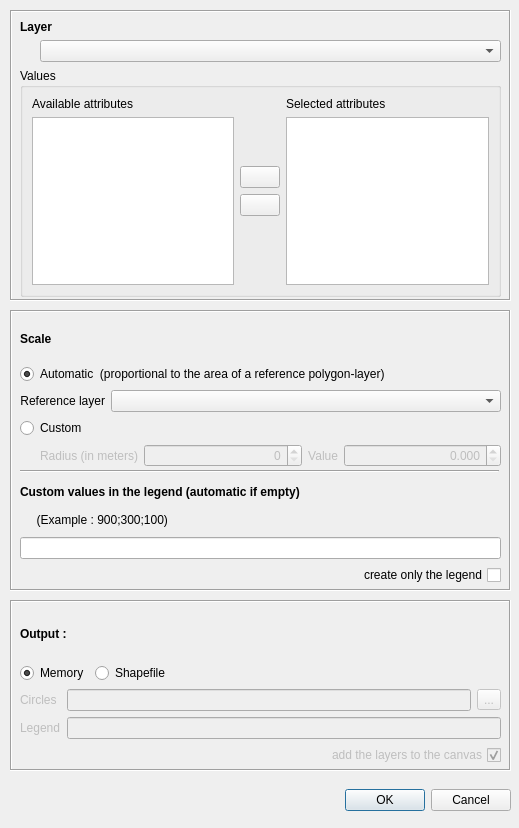
First picture: the form in ui_proportionalcircles.ui, repository LCacheux68224/ProportionalCircles, before the edit.
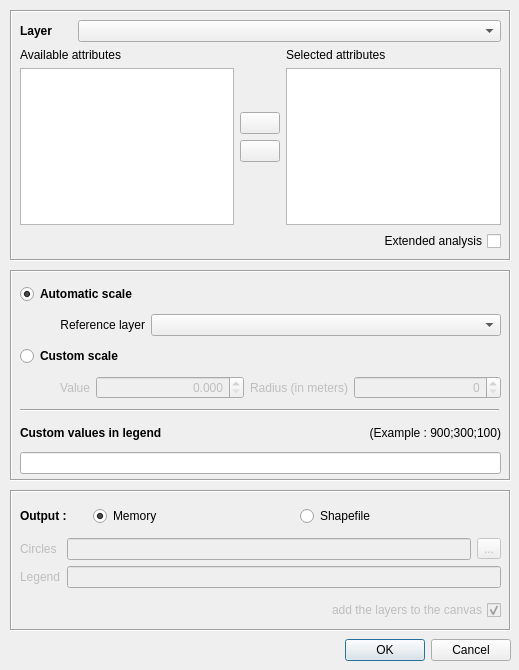
Second picture: the form after the edit. Icons and pictures are not drawn.

Patch:
```diff
--- a/ui_proportionalcircles.ui
+++ b/ui_proportionalcircles.ui
@@ -7,7 +7,7 @@
     <x>0</x>
     <y>0</y>
     <width>519</width>
-    <height>828</height>
+    <height>670</height>
    </rect>
   </property>
   <property name="sizePolicy">
@@ -19,13 +19,13 @@
   <property name="minimumSize">
    <size>
     <width>519</width>
-    <height>669</height>
+    <height>670</height>
    </size>
   </property>
   <property name="maximumSize">
    <size>
-    <width>1000</width>
-    <height>900</height>
+    <width>519</width>
+    <height>670</height>
    </size>
   </property>
   <property name="windowTitle">
@@ -35,7 +35,7 @@
    <property name="geometry">
     <rect>
      <x>10</x>
-     <y>780</y>
+     <y>630</y>
      <width>501</width>
      <height>41</height>
     </rect>
@@ -54,9 +54,9 @@
    <property name="geometry">
     <rect>
      <x>10</x>
-     <y>310</y>
+     <y>270</y>
      <width>501</width>
-     <height>281</height>
+     <height>211</height>
     </rect>
    </property>
    <property name="frameShape">
@@ -71,27 +71,23 @@
       <x>10</x>
       <y>10</y>
       <width>481</width>
-      <height>147</height>
+      <height>124</height>
      </rect>
     </property>
     <layout class="QVBoxLayout" name="verticalLayout_2">
-     <item>
-      <widget class="QLabel" name="label_6">
-       <property name="font">
-        <font>
-         <weight>75</weight>
-         <bold>true</bold>
-        </font>
-       </property>
-       <property name="text">
-        <string>Scale</string>
-       </property>
-      </widget>
-     </item>
      <item>
       <widget class="QRadioButton" name="autoScale">
+       <property name="font">
+        <font>
+         <weight>75</weight>
+         <bold>true</bold>
+        </font>
+       </property>
+       <property name="toolTip">
+        <string>Proportional to the area of a reference polygon-layer</string>
+       </property>
        <property name="text">
-        <string>Automatic  (proportional to the area of a reference polygon-layer)</string>
+        <string>Automatic scale</string>
        </property>
        <property name="checked">
         <bool>true</bool>
@@ -100,6 +96,22 @@
      </item>
      <item>
       <layout class="QHBoxLayout" name="horizontalLayout_6">
+       <item>
+        <spacer name="horizontalSpacer_5">
+         <property name="orientation">
+          <enum>Qt::Horizontal</enum>
+         </property>
+         <property name="sizeType">
+          <enum>QSizePolicy::Maximum</enum>
+         </property>
+         <property name="sizeHint" stdset="0">
+          <size>
+           <width>40</width>
+           <height>20</height>
+          </size>
+         </property>
+        </spacer>
+       </item>
        <item>
         <widget class="QLabel" name="label_11">
          <property name="sizePolicy">
@@ -134,8 +146,14 @@
      </item>
      <item>
       <widget class="QRadioButton" name="customScale">
+       <property name="font">
+        <font>
+         <weight>75</weight>
+         <bold>true</bold>
+        </font>
+       </property>
        <property name="text">
-        <string>Custom</string>
+        <string>Custom scale</string>
        </property>
       </widget>
      </item>
@@ -151,12 +169,47 @@
          </property>
          <property name="sizeHint" stdset="0">
           <size>
-           <width>20</width>
+           <width>40</width>
            <height>20</height>
           </size>
          </property>
         </spacer>
        </item>
+       <item>
+        <widget class="QLabel" name="label_5">
+         <property name="enabled">
+          <bool>false</bool>
+         </property>
+         <property name="sizePolicy">
+          <sizepolicy hsizetype="Maximum" vsizetype="Preferred">
+           <horstretch>0</horstretch>
+           <verstretch>0</verstretch>
+          </sizepolicy>
+         </property>
+         <property name="text">
+          <string>Value</string>
+         </property>
+         <property name="alignment">
+          <set>Qt::AlignRight|Qt::AlignTrailing|Qt::AlignVCenter</set>
+         </property>
+        </widget>
+       </item>
+       <item>
+        <widget class="QDoubleSpinBox" name="maxCustomValue">
+         <property name="enabled">
+          <bool>false</bool>
+         </property>
+         <property name="alignment">
+          <set>Qt::AlignRight|Qt::AlignTrailing|Qt::AlignVCenter</set>
+         </property>
+         <property name="decimals">
+          <number>3</number>
+         </property>
+         <property name="maximum">
+          <double>999999999.000000000000000</double>
+         </property>
+        </widget>
+       </item>
        <item>
         <widget class="QLabel" name="label_4">
          <property name="enabled">
@@ -201,41 +254,6 @@
          </property>
         </widget>
        </item>
-       <item>
-        <widget class="QLabel" name="label_5">
-         <property name="enabled">
-          <bool>false</bool>
-         </property>
-         <property name="sizePolicy">
-          <sizepolicy hsizetype="Maximum" vsizetype="Preferred">
-           <horstretch>0</horstretch>
-           <verstretch>0</verstretch>
-          </sizepolicy>
-         </property>
-         <property name="text">
-          <string>Value</string>
-         </property>
-         <property name="alignment">
-          <set>Qt::AlignRight|Qt::AlignTrailing|Qt::AlignVCenter</set>
-         </property>
-        </widget>
-       </item>
-       <item>
-        <widget class="QDoubleSpinBox" name="maxCustomValue">
-         <property name="enabled">
-          <bool>false</bool>
-         </property>
-         <property name="alignment">
-          <set>Qt::AlignRight|Qt::AlignTrailing|Qt::AlignVCenter</set>
-         </property>
-         <property name="decimals">
-          <number>3</number>
-         </property>
-         <property name="maximum">
-          <double>999999999.000000000000000</double>
-         </property>
-        </widget>
-       </item>
       </layout>
      </item>
     </layout>
@@ -244,9 +262,9 @@
     <property name="geometry">
      <rect>
       <x>10</x>
-      <y>160</y>
+      <y>130</y>
       <width>479</width>
-      <height>3</height>
+      <height>20</height>
      </rect>
     </property>
     <property name="orientation">
@@ -257,13 +275,15 @@
     <property name="geometry">
      <rect>
       <x>10</x>
-      <y>170</y>
+      <y>150</y>
       <width>481</width>
-      <height>105</height>
+      <height>54</height>
      </rect>
     </property>
     <layout class="QVBoxLayout" name="verticalLayout_6">
      <item>
+      <layout class="QHBoxLayout" name="horizontalLayout_7">
+       <item>
       <widget class="QLabel" name="label_7">
        <property name="font">
         <font>
@@ -272,7 +292,7 @@
         </font>
        </property>
        <property name="text">
-        <string>Custom values in the legend (automatic if empty)</string>
+          <string>Custom values in legend</string>
        </property>
        <property name="alignment">
         <set>Qt::AlignLeading|Qt::AlignLeft|Qt::AlignVCenter</set>
@@ -281,30 +301,23 @@
      </item>
      <item>
       <widget class="QLabel" name="label_9">
+         <property name="layoutDirection">
+          <enum>Qt::LeftToRight</enum>
+         </property>
        <property name="text">
         <string>     (Example : 900;300;100)</string>
        </property>
        <property name="alignment">
-        <set>Qt::AlignLeading|Qt::AlignLeft|Qt::AlignVCenter</set>
+          <set>Qt::AlignRight|Qt::AlignTrailing|Qt::AlignVCenter</set>
        </property>
       </widget>
      </item>
-     <item>
-      <widget class="QLineEdit" name="legendCustomValues"/>
+      </layout>
      </item>
      <item>
-      <widget class="QCheckBox" name="onlyLegend">
-       <property name="enabled">
-        <bool>true</bool>
-       </property>
-       <property name="layoutDirection">
-        <enum>Qt::RightToLeft</enum>
-       </property>
-       <property name="text">
-        <string>create only the legend</string>
-       </property>
-       <property name="checked">
-        <bool>false</bool>
+      <widget class="QLineEdit" name="legendCustomValues">
+       <property name="toolTip">
+        <string>Automatic values if empty (max;max/3;max/9)</string>
        </property>
       </widget>
      </item>
@@ -315,9 +328,9 @@
    <property name="geometry">
     <rect>
      <x>10</x>
-     <y>600</y>
+     <y>490</y>
      <width>501</width>
-     <height>171</height>
+     <height>141</height>
     </rect>
    </property>
    <property name="frameShape">
@@ -332,11 +345,13 @@
       <x>10</x>
       <y>10</y>
       <width>481</width>
-      <height>155</height>
+      <height>128</height>
      </rect>
     </property>
     <layout class="QVBoxLayout" name="verticalLayout_3">
      <item>
+      <layout class="QHBoxLayout" name="horizontalLayout_4">
+       <item>
       <widget class="QLabel" name="label_10">
        <property name="font">
         <font>
@@ -350,9 +365,29 @@
       </widget>
      </item>
      <item>
-      <layout class="QHBoxLayout" name="horizontalLayout_4">
+        <spacer name="horizontalSpacer_3">
+         <property name="orientation">
+          <enum>Qt::Horizontal</enum>
+         </property>
+         <property name="sizeType">
+          <enum>QSizePolicy::Minimum</enum>
+         </property>
+         <property name="sizeHint" stdset="0">
+          <size>
+           <width>20</width>
+           <height>20</height>
+          </size>
+         </property>
+        </spacer>
+       </item>
        <item>
         <widget class="QRadioButton" name="memoryOutput">
+         <property name="sizePolicy">
+          <sizepolicy hsizetype="MinimumExpanding" vsizetype="Fixed">
+           <horstretch>0</horstretch>
+           <verstretch>0</verstretch>
+          </sizepolicy>
+         </property>
          <property name="text">
           <string>Memory</string>
          </property>
@@ -363,6 +398,12 @@
        </item>
        <item>
         <widget class="QRadioButton" name="shapefileOutput">
+         <property name="sizePolicy">
+          <sizepolicy hsizetype="MinimumExpanding" vsizetype="Fixed">
+           <horstretch>0</horstretch>
+           <verstretch>0</verstretch>
+          </sizepolicy>
+         </property>
          <property name="text">
           <string>Shapefile</string>
          </property>
@@ -371,19 +412,6 @@
          </property>
         </widget>
        </item>
-       <item>
-        <spacer name="horizontalSpacer_3">
-         <property name="orientation">
-          <enum>Qt::Horizontal</enum>
-         </property>
-         <property name="sizeHint" stdset="0">
-          <size>
-           <width>40</width>
-           <height>20</height>
-          </size>
-         </property>
-        </spacer>
-       </item>
       </layout>
      </item>
      <item>
@@ -481,7 +509,7 @@
      <x>10</x>
      <y>10</y>
      <width>501</width>
-     <height>291</height>
+     <height>251</height>
     </rect>
    </property>
    <property name="frameShape">
@@ -499,7 +527,7 @@
       <x>10</x>
       <y>10</y>
       <width>481</width>
-      <height>303</height>
+      <height>231</height>
      </rect>
     </property>
     <layout class="QVBoxLayout" name="verticalLayout_10">
@@ -507,9 +535,11 @@
       <number>6</number>
      </property>
      <item>
+      <layout class="QHBoxLayout" name="horizontalLayout">
+       <item>
       <widget class="QLabel" name="label">
        <property name="sizePolicy">
-        <sizepolicy hsizetype="Expanding" vsizetype="Preferred">
+          <sizepolicy hsizetype="Minimum" vsizetype="Preferred">
          <horstretch>0</horstretch>
          <verstretch>0</verstretch>
         </sizepolicy>
@@ -526,8 +556,6 @@
       </widget>
      </item>
      <item>
-      <layout class="QHBoxLayout" name="horizontalLayout">
-       <item>
         <spacer name="horizontalSpacer">
          <property name="orientation">
           <enum>Qt::Horizontal</enum>
@@ -562,29 +590,7 @@
       </layout>
      </item>
      <item>
-      <widget class="QGroupBox" name="mAttributesGroupBox">
-       <property name="sizePolicy">
-        <sizepolicy hsizetype="Expanding" vsizetype="Expanding">
-         <horstretch>0</horstretch>
-         <verstretch>0</verstretch>
-        </sizepolicy>
-       </property>
-       <property name="minimumSize">
-        <size>
-         <width>0</width>
-         <height>0</height>
-        </size>
-       </property>
-       <property name="maximumSize">
-        <size>
-         <width>16777215</width>
-         <height>16777215</height>
-        </size>
-       </property>
-       <property name="title">
-        <string>Values</string>
-       </property>
-       <layout class="QHBoxLayout" name="horizontalLayout_7">
+      <layout class="QHBoxLayout" name="horizontalLayout_13">
         <item>
          <layout class="QVBoxLayout" name="availAttributesLayout">
           <item>
@@ -684,7 +690,6 @@
          </layout>
         </item>
        </layout>
-      </widget>
      </item>
      <item>
       <widget class="QCheckBox" name="selectedFeatures">
@@ -692,7 +697,7 @@
         <enum>Qt::RightToLeft</enum>
        </property>
        <property name="text">
-        <string>Extend the analysis to the hole layer (if selected features)</string>
+        <string>Extended analysis</string>
        </property>
       </widget>
      </item>
```
Left out of the diff: 28 changed lines with no effect on the pictures. Lines whose indentation alone changed are shown as unchanged.
